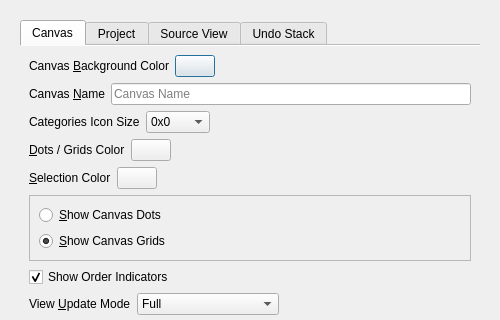
The window that UI/glitch-canvas-settings.ui (textbrowser/glitch) describes before a commit, drawn with Qt 5; both pictures show x 0 to 500 and y 0 to 320 of the 500 by 650 pixel window.
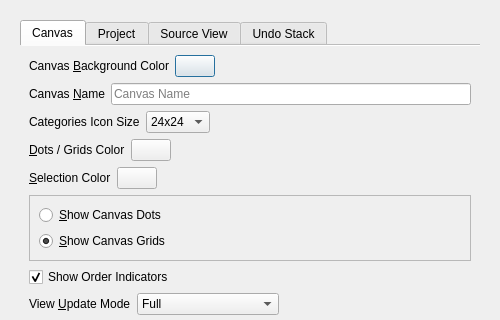
The same window after the commit. Icons and pictures are not drawn.

Commit message: Layout. New tool bar. Show categories icons.

```diff
--- a/UI/glitch-canvas-settings.ui
+++ b/UI/glitch-canvas-settings.ui
@@ -31,8 +31,8 @@
        <rect>
         <x>0</x>
         <y>0</y>
-        <width>476</width>
-        <height>586</height>
+        <width>488</width>
+        <height>594</height>
        </rect>
       </property>
       <layout class="QVBoxLayout" name="verticalLayout_2">
@@ -125,7 +125,7 @@
              <item>
               <widget class="QComboBox" name="categories_icon_size">
                <property name="currentIndex">
-                <number>0</number>
+                <number>1</number>
                </property>
                <property name="sizeAdjustPolicy">
                 <enum>QComboBox::AdjustToContents</enum>
```
The commit also changes 6 other files.
